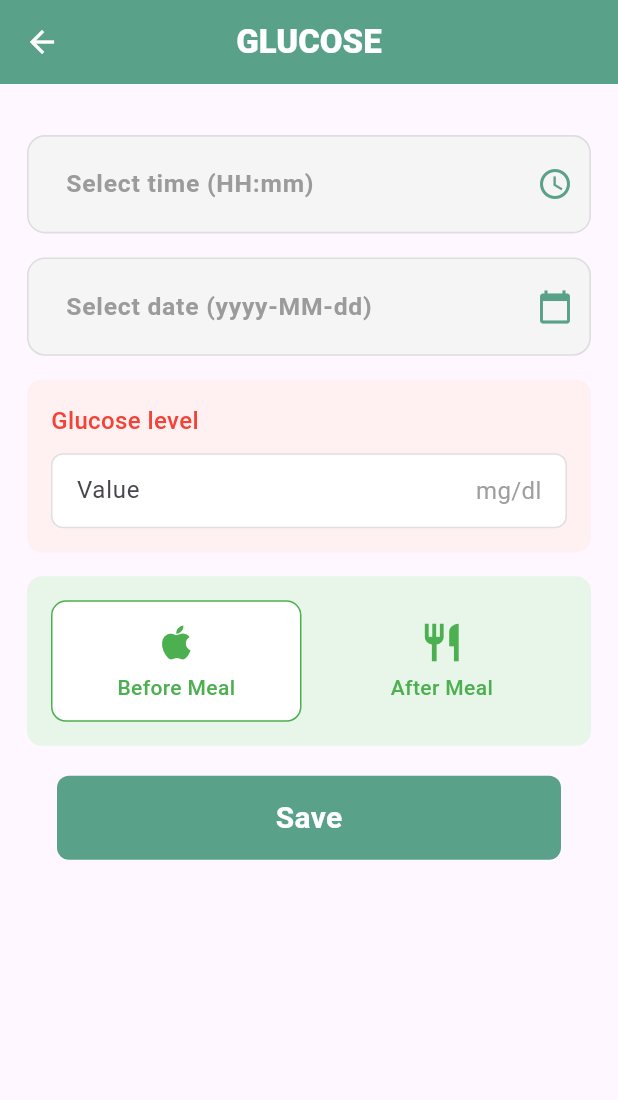
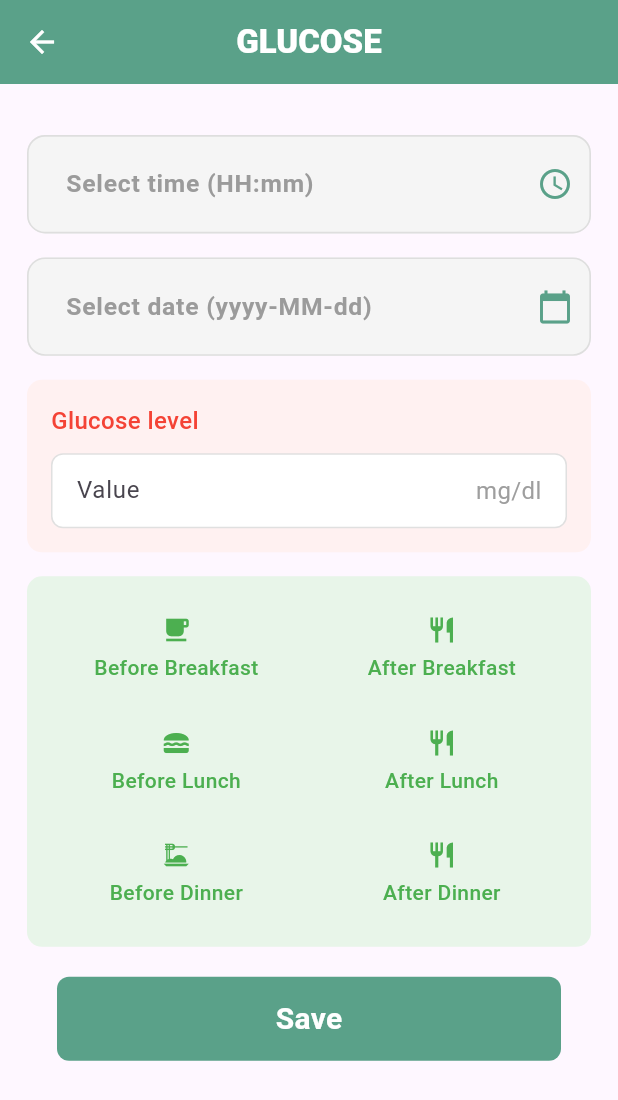
Before and after one commit to ahmedintakhab/GDM-App, a Flutter app: the GlucoseDetailsScreen screen opened directly, after a tap on "Add Glucose", on a phone screen of 412 x 824 dp. Shown: the top 1100 px of the screen. Run offline on Flutter 3.47's test engine with Material 3 defaults, Android fonts, the phone set to English and light mode, and no system bars; our stand-ins replace cloud_firestore, dropdown_button2, firebase_auth, firebase_core, fl_chart, flutter_screenutil and 5 more; accounts and stored records are empty; Roboto replaces fonts that are missing (Gilroy).

Commit message:
Add meal selections

```diff
--- a/lib/Home/User_profile_screen.dart
+++ b/lib/Home/User_profile_screen.dart
@@ -94,7 +94,7 @@ class _ProfileScreenState extends State<ProfileScreen> {
           ]
           ),
             body: userProvider.isLoading
-                ? Center(child: CircularProgressIndicator())
+                ? Center(child: CircularProgressIndicator(color: Color(0XFF5AA189),))
                 : Padding(
               padding: EdgeInsets.symmetric(horizontal: 20.w),
               child: SingleChildScrollView(
--- a/lib/Home/home_main_screen.dart
+++ b/lib/Home/home_main_screen.dart
@@ -94,7 +94,7 @@ class HomeContent extends StatelessWidget {
               : 0;
 
           return Padding(
-        padding: EdgeInsets.all(16.0),
+        padding: EdgeInsets.all(18.0),
         child: Column(
           children: [
             // Fixed Header Row (Text and CircleAvatar)
--- a/lib/Home/user_data_provider.dart
+++ b/lib/Home/user_data_provider.dart
@@ -209,17 +209,24 @@ class UserProvider extends ChangeNotifier {
           };
         }).toList();
 
+        // Use addPostFrameCallback to defer notifyListeners
+        WidgetsBinding.instance.addPostFrameCallback((_) {
           _isLoading = false;
           _safeNotifyListeners();
+        });
       } else {
         _errorMessage = "User not found in any collection";
+        WidgetsBinding.instance.addPostFrameCallback((_) {
           _isLoading = false;
           _safeNotifyListeners();
+        });
       }
     } catch (e) {
       _errorMessage = "Error fetching glucose data: $e";
+      WidgetsBinding.instance.addPostFrameCallback((_) {
         _isLoading = false;
         _safeNotifyListeners();
+      });
         print("Error fetching glucose data: $e");
     }
   }
--- a/lib/glucose_screen/add_glucose.dart
+++ b/lib/glucose_screen/add_glucose.dart
@@ -7,7 +7,8 @@ import 'package:gdm_app/widgets/custom_text_form_field.dart';
 import 'package:intl/intl.dart';
 import 'package:provider/provider.dart';
 
-import '../Home/user_data_provider.dart'; // Import your UserProvider
+import '../Home/user_data_provider.dart';
+import 'meal_selection_widget.dart'; // Import your UserProvider
 
 class AddGlucoseScreen extends StatefulWidget {
   const AddGlucoseScreen({Key? key}) : super(key: key);
@@ -86,9 +87,12 @@ class _AddGlucoseScreenState extends State<AddGlucoseScreen> {
         // Show success toast message
         Utils().toastMessage('Successfully added glucose data!');
 
-        // Fetch updated glucose data in the UserProvider
+        // Fetch updated glucose data in the UserProvider after the current frame
+        WidgetsBinding.instance.addPostFrameCallback((_) async {
           final userProvider = Provider.of<UserProvider>(context, listen: false);
           await userProvider.fetchGlucoseData();
+        });
+
 
         // Navigate back to the previous screen
         Navigator.pop(context);
@@ -254,86 +258,84 @@ class _AddGlucoseScreenState extends State<AddGlucoseScreen> {
                   color:  Colors.green[50],
                   borderRadius: BorderRadius.circular(10),
                 ),
-                child: Row(
+                child: Column(
                   children: [
-                    Expanded(
-                      child: GestureDetector(
+                    Row(
+                      children: [
+                        MealSelection(
                           onTap: () {
                             setState(() {
-                            _selectedMealOption = 'Before Meal';
+                              _selectedMealOption = 'Before Breakfast';
                             });
                           },
-                        child: Container(
-                          padding: const EdgeInsets.symmetric(vertical: 12),
-                          decoration: BoxDecoration(
-                            color: _selectedMealOption == 'Before Meal'
-                                ? Colors.white
-                                : Colors.transparent,
-                            borderRadius: BorderRadius.circular(10),
-                            border: _selectedMealOption == 'Before Meal'
-                                ? Border.all(color: Colors.green, width: 1)
-                                : null,
+                          icon: Icons.free_breakfast,
+                          label: 'Before Breakfast',
+                          selectedMealOption: _selectedMealOption,
                         ),
-                          child: Column(
-                            mainAxisAlignment: MainAxisAlignment.center,
-                            children: [
-                              Icon(
-                                Icons.apple,
-                                color: Colors.green,
-                                size: 30,
-                              ),
-                              const SizedBox(height: 5),
-                              Text(
-                                'Before Meal',
-                                style: TextStyle(
-                                  color: Colors.green,
-                                  fontWeight: FontWeight.w500,
-                                ),
+                        const SizedBox(width: 10),
+                        MealSelection(
+                          onTap: () {
+                            setState(() {
+                              _selectedMealOption = 'After Breakfast';
+                            });
+                          },
+                          icon: Icons.restaurant,
+                          label: 'After Breakfast',
+                          selectedMealOption: _selectedMealOption,
                         ),
                       ],
                        ),
-                        ),
-                      ),
+                      const SizedBox(height: 10),
+                      Row(
+                        children: [
+                          MealSelection(
+                            onTap: () {
+                              setState(() {
+                                _selectedMealOption = 'Before Lunch';
+                              });
+                            },
+                            icon: Icons.lunch_dining,
+                            label: 'Before Lunch',
+                            selectedMealOption: _selectedMealOption,
                           ),
                           const SizedBox(width: 10),
-                    Expanded(
-                      child: GestureDetector(
+                          MealSelection(
                             onTap: () {
                               setState(() {
-                            _selectedMealOption = 'After Meal';
+                                _selectedMealOption = 'After Lunch';
                               });
                             },
-                        child: Container(
-                          padding: const EdgeInsets.symmetric(vertical: 12),
-                          decoration: BoxDecoration(
-                            color: _selectedMealOption == 'After Meal'
-                                ? Colors.white
-                                : Colors.transparent,
-                            borderRadius: BorderRadius.circular(10),
-                            border: _selectedMealOption == 'After Meal'
-                                ? Border.all(color: Colors.green, width: 1)
-                                : null,
-                          ),
-                          child: Column(
-                            mainAxisAlignment: MainAxisAlignment.center,
-                            children: [
-                              Icon(
-                                Icons.restaurant,
-                                color: Colors.green,
-                                size: 30,
-                              ),
-                              const SizedBox(height: 5),
-                              Text(
-                                'After Meal',
-                                style: TextStyle(
-                                  color: Colors.green,
-                                  fontWeight: FontWeight.w500,
-                                ),
+                            icon: Icons.restaurant,
+                            label: 'After Lunch',
+                            selectedMealOption: _selectedMealOption,
                           ),
                         ],
                       ),
+                      const SizedBox(height: 10),
+                      Row(
+                        children: [
+                          MealSelection(
+                            onTap: () {
+                              setState(() {
+                                _selectedMealOption = 'Before Dinner';
+                              });
+                            },
+                            icon: Icons.dinner_dining,
+                            label: 'Before Dinner',
+                            selectedMealOption: _selectedMealOption,
                           ),
+                          const SizedBox(width: 10),
+                          MealSelection(
+                            onTap: () {
+                              setState(() {
+                                _selectedMealOption = 'After Dinner';
+                              });
+                            },
+                            icon: Icons.restaurant,
+                            label: 'After Dinner',
+                            selectedMealOption: _selectedMealOption,
                           ),
+                        ],
                       ),
                   ],
                 ),
--- /dev/null
+++ b/lib/glucose_screen/meal_selection_widget.dart
@@ -0,0 +1,53 @@
+import 'package:flutter/material.dart';
+
+class MealSelection extends StatelessWidget {
+  final VoidCallback onTap;
+  final IconData icon;
+  final String label;
+  final String selectedMealOption;
+
+  const MealSelection({
+    Key? key,
+    required this.onTap,
+    required this.icon,
+    required this.label,
+    required this.selectedMealOption,
+  }) : super(key: key);
+
+  @override
+  Widget build(BuildContext context) {
+    return Expanded(
+      child: GestureDetector(
+        onTap: onTap,
+        child: Container(
+          padding: const EdgeInsets.symmetric(vertical: 10),
+          decoration: BoxDecoration(
+            color: selectedMealOption == label ? Colors.white : Colors.transparent,
+            borderRadius: BorderRadius.circular(10),
+            border: selectedMealOption == label
+                ? Border.all(color: Colors.green, width: 1)
+                : null,
+          ),
+          child: Column(
+            mainAxisAlignment: MainAxisAlignment.center,
+            children: [
+              Icon(
+                icon,
+                color: Colors.green,
+                size: 20,
+              ),
+              const SizedBox(height: 5),
+              Text(
+                label,
+                style: TextStyle(
+                  color: Colors.green,
+                  fontWeight: FontWeight.w500,
+                ),
+              ),
+            ],
+          ),
+        ),
+      ),
+    );
+  }
+}
--- a/lib/glucose_screen/today_tab.dart
+++ b/lib/glucose_screen/today_tab.dart
@@ -16,9 +16,11 @@ class _TodayTabState extends State<TodayTab> {
   void initState() {
     super.initState();
     // Fetch glucose data when the widget is first created
-    final userProvider = Provider.of<UserProvider>(context, listen: false);
-    userProvider.fetchUserData();
-    userProvider.fetchGlucoseData();
+    WidgetsBinding.instance.addPostFrameCallback((_) async {
+      final userProvider = Provider.of<UserProvider>(context, listen: false);
+      userProvider.fetchUserData();
+      userProvider.fetchGlucoseData();
+    });
 
   }
 
@@ -167,13 +169,17 @@ class _TodayTabState extends State<TodayTab> {
                       getTitlesWidget: (value, meta) {
                         switch (value.toInt()) {
                           case 0:
-                            return Text('6h');
+                            return Text('6am');
                           case 1:
-                            return Text('12h');
+                            return Text('8am');
                           case 2:
-                            return Text('18h');
+                            return Text('12pm');
                           case 3:
-                            return Text('24h');
+                            return Text('2pm');
+                          case 4:
+                            return Text('8pm');
+                          case 5:
+                            return Text('10pm');
                           default:
                             return Text('');
                         }
```
Lines whose indentation alone changed are shown as unchanged.
